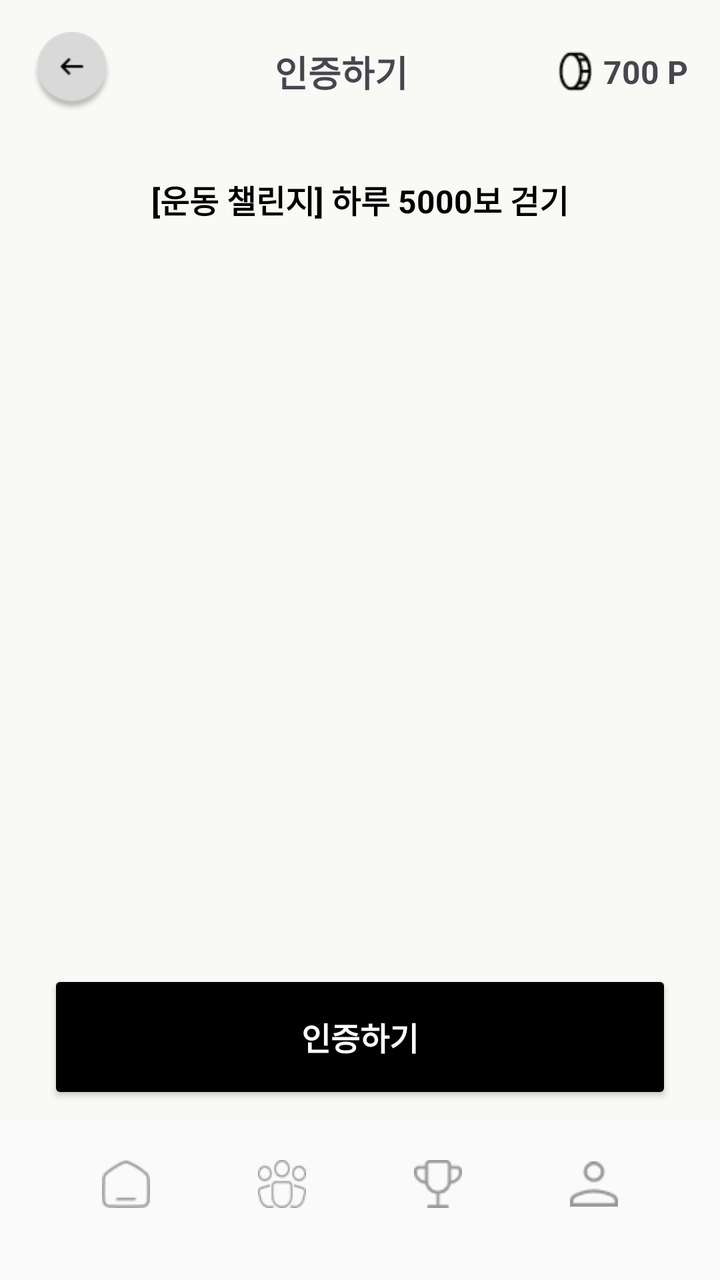
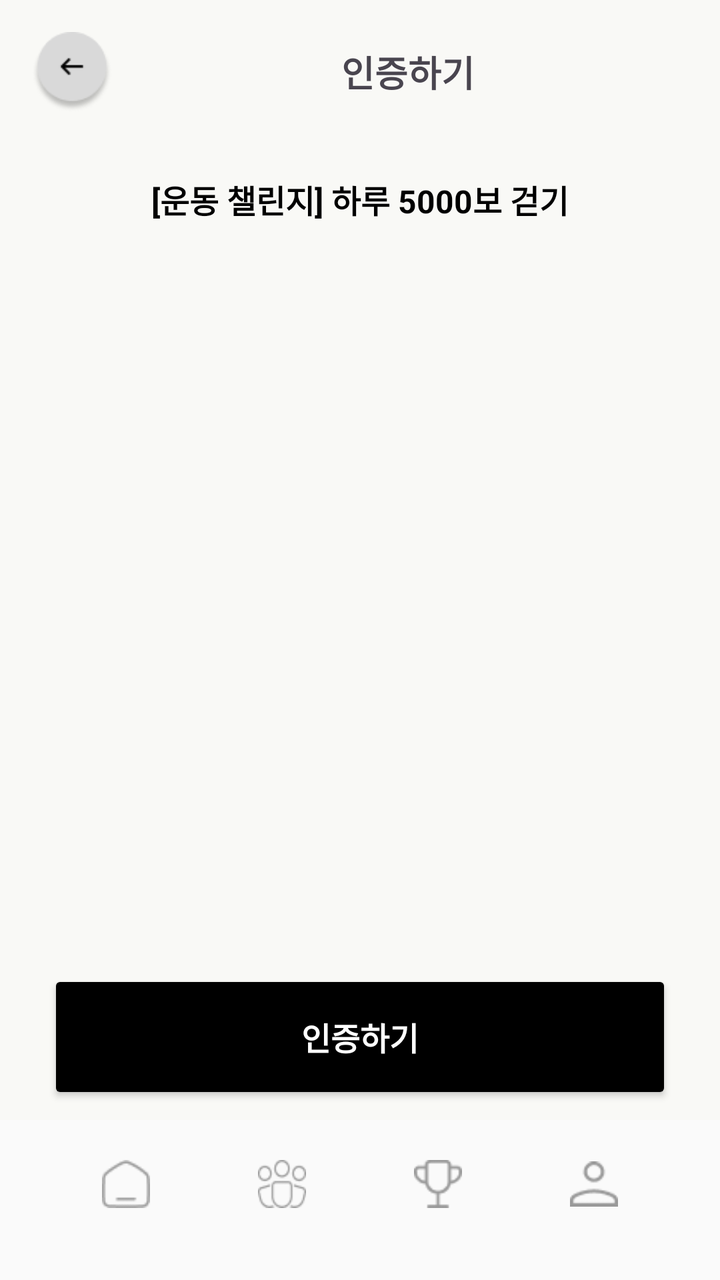

Screens rendered from an Android XML layout before and after an edit, with the pre-edit source and the edit as a unified diff.
<!-- AndroidManifest.xml: application theme Theme.IT_contest -->
<!-- res/layout/challenge_verification.xml -->
<?xml version="1.0" encoding="utf-8"?>
<androidx.constraintlayout.widget.ConstraintLayout
    xmlns:android="http://schemas.android.com/apk/res/android"
    xmlns:app="http://schemas.android.com/apk/res-auto"
    android:layout_width="match_parent"
    android:layout_height="match_parent"
    android:background="#F9F9F6">

    
    <LinearLayout
        android:id="@+id/top_bar"
        android:layout_width="match_parent"
        android:layout_height="wrap_content"
        android:orientation="horizontal"
        android:padding="16dp"
        android:gravity="center_vertical"
        app:layout_constraintTop_toTopOf="parent">

        <ImageButton
            android:id="@+id/back_button"
            android:layout_width="40dp"
            android:layout_height="40dp"
            android:background="@drawable/ic_back"
            android:scaleType="centerInside"
            android:layout_marginEnd="8dp" />

        <TextView
            android:id="@+id/top_title"
            android:layout_width="0dp"
            android:layout_height="wrap_content"
            android:layout_weight="1"
            android:text="인증하기"
            android:textSize="18sp"
            android:textStyle="bold"
            android:gravity="center" />

        <LinearLayout
            android:id="@+id/point_container"
            android:layout_width="wrap_content"
            android:layout_height="wrap_content"
            android:orientation="horizontal"
            android:gravity="center_vertical">

            <ImageView
                android:layout_width="20dp"
                android:layout_height="20dp"
                android:src="@drawable/ic_point" />

            <TextView
                android:id="@+id/point"
                android:layout_width="wrap_content"
                android:layout_height="wrap_content"
                android:text="700 P"
                android:textSize="16sp"
                android:textStyle="bold"
                android:layout_marginStart="4dp" />
        </LinearLayout>

    </LinearLayout>

    
    <ScrollView
        android:id="@+id/scrollContainer"
        android:layout_width="0dp"
        android:layout_height="0dp"
        android:fillViewport="true"
        app:layout_constraintTop_toBottomOf="@id/top_bar"
        app:layout_constraintBottom_toTopOf="@id/confirm_button"
        app:layout_constraintStart_toStartOf="parent"
        app:layout_constraintEnd_toEndOf="parent">

        <LinearLayout
            android:layout_width="match_parent"
            android:layout_height="wrap_content"
            android:orientation="vertical"
            android:padding="16dp">

            <TextView
                android:id="@+id/subtitle"
                android:layout_width="match_parent"
                android:layout_height="wrap_content"
                android:text="[운동 챌린지] 하루 5000보 걷기"
                android:textSize="16sp"
                android:textStyle="bold"
                android:textColor="#000000"
                android:gravity="center"
                android:layout_marginBottom="16dp" />

            
            <GridLayout
                android:id="@+id/dayGrid"
                android:layout_width="match_parent"
                android:layout_height="wrap_content"
                android:columnCount="4"
                android:rowCount="7"
                android:alignmentMode="alignMargins"
                android:rowOrderPreserved="false"
                android:layout_gravity="center"
                android:useDefaultMargins="true" />
        </LinearLayout>
    </ScrollView>

    
    <Button
        android:id="@+id/confirm_button"
        android:layout_width="0dp"
        android:layout_height="67dp"
        android:text="인증하기"
        android:textSize="16sp"
        android:textStyle="bold"
        android:textColor="@android:color/white"
        android:backgroundTint="#000000"
        android:layout_marginStart="24dp"
        android:layout_marginEnd="24dp"
        android:layout_marginBottom="8dp"
        app:layout_constraintBottom_toTopOf="@id/include_bottom_nav"
        app:layout_constraintStart_toStartOf="parent"
        app:layout_constraintEnd_toEndOf="parent"
        app:cornerRadius="16dp" />

    
    <include
        android:id="@+id/include_bottom_nav"
        layout="@layout/bottom_navigation_main"
        android:layout_width="0dp"
        android:layout_height="wrap_content"
        app:layout_constraintBottom_toBottomOf="parent"
        app:layout_constraintStart_toStartOf="parent"
        app:layout_constraintEnd_toEndOf="parent" />
</androidx.constraintlayout.widget.ConstraintLayout>
<!-- res/layout/bottom_navigation_main.xml (included above) -->
<?xml version="1.0" encoding="utf-8"?>
<androidx.constraintlayout.widget.ConstraintLayout
    xmlns:android="http://schemas.android.com/apk/res/android"
    xmlns:app="http://schemas.android.com/apk/res-auto"
    android:layout_width="match_parent"
    android:layout_height="match_parent"
    android:background="#FFFAFAFA">

    
    <LinearLayout
        android:id="@+id/bottom_bar"
        android:layout_width="match_parent"
        android:layout_height="wrap_content"
        android:layout_margin="16dp"
        android:orientation="horizontal"
        android:paddingVertical="20dp"
        android:paddingHorizontal="8dp"
        android:gravity="center"
        android:clipToOutline="true"
        android:elevation="4dp"
        app:layout_constraintBottom_toBottomOf="parent"
        app:layout_constraintStart_toStartOf="parent"
        app:layout_constraintEnd_toEndOf="parent">

        
        <LinearLayout
            android:id="@+id/menu_home"
            android:layout_width="0dp"
            android:layout_height="wrap_content"
            android:layout_weight="1"
            android:orientation="vertical"
            android:gravity="center">

            <ImageView
                android:id="@+id/icon_home"
                android:layout_width="24dp"
                android:layout_height="24dp"
                android:src="@drawable/ic_home"
                android:contentDescription="홈 아이콘"
                app:tint="#999999" />

            <TextView
                android:id="@+id/text_home"
                android:layout_width="wrap_content"
                android:layout_height="wrap_content"
                android:text="HOME"
                android:textSize="12sp"
                android:textStyle="bold"
                android:textColor="#000000"
                android:layout_marginTop="4dp"
                android:visibility="gone" />
        </LinearLayout>

        
        <LinearLayout
            android:id="@+id/menu_community"
            android:layout_width="0dp"
            android:layout_height="wrap_content"
            android:layout_weight="1"
            android:orientation="vertical"
            android:gravity="center">

            <ImageView
                android:id="@+id/icon_community"
                android:layout_width="24dp"
                android:layout_height="24dp"
                android:src="@drawable/ic_community"
                android:contentDescription="커뮤니티 아이콘"
                app:tint="#999999" />

            <TextView
                android:id="@+id/text_community"
                android:layout_width="wrap_content"
                android:layout_height="wrap_content"
                android:text="COMMUNITY"
                android:textSize="12sp"
                android:textStyle="bold"
                android:textColor="#000000"
                android:layout_marginTop="4dp"
                android:visibility="gone" />
        </LinearLayout>

        
        <LinearLayout
            android:id="@+id/menu_challenge"
            android:layout_width="0dp"
            android:layout_height="wrap_content"
            android:layout_weight="1"
            android:orientation="vertical"
            android:gravity="center">

            <ImageView
                android:id="@+id/icon_challenge"
                android:layout_width="24dp"
                android:layout_height="24dp"
                android:src="@drawable/ic_challenge"
                android:contentDescription="챌린지 아이콘"
                app:tint="#999999" />

            <TextView
                android:id="@+id/text_challenge"
                android:layout_width="wrap_content"
                android:layout_height="wrap_content"
                android:text="CHALLENGE"
                android:textSize="12sp"
                android:textStyle="bold"
                android:textColor="#000000"
                android:layout_marginTop="4dp"
                android:visibility="gone" />
        </LinearLayout>

        
        <LinearLayout
            android:id="@+id/menu_my"
            android:layout_width="0dp"
            android:layout_height="wrap_content"
            android:layout_weight="1"
            android:orientation="vertical"
            android:gravity="center">

            <ImageView
                android:id="@+id/icon_my"
                android:layout_width="24dp"
                android:layout_height="24dp"
                android:src="@drawable/ic_my"
                android:contentDescription="마이 아이콘"
                app:tint="#999999" />

            <TextView
                android:id="@+id/text_my"
                android:layout_width="wrap_content"
                android:layout_height="wrap_content"
                android:text="MY"
                android:textSize="12sp"
                android:textStyle="bold"
                android:textColor="#000000"
                android:layout_marginTop="4dp"
                android:visibility="gone" />
        </LinearLayout>

    </LinearLayout>


</androidx.constraintlayout.widget.ConstraintLayout>
<!-- resources referenced by this layout -->
<resources>
  <!-- drawable ic_back: png bitmap (drawable, 2472 bytes) -->
  <!-- drawable ic_challenge: png bitmap (drawable, 471 bytes) -->
  <!-- drawable ic_community: png bitmap (drawable, 754 bytes) -->
  <!-- drawable ic_home: png bitmap (drawable, 422 bytes) -->
  <!-- drawable ic_my: png bitmap (drawable, 460 bytes) -->
  <!-- drawable ic_point: png bitmap (drawable, 475 bytes) -->
  <style name="Theme.IT_contest" parent="Base.Theme.IT_contest" />
  <style name="Base.Theme.IT_contest" parent="Theme.Material3.DayNight.NoActionBar">
          
          
      </style>
</resources>

<!-- the commit's change to res/layout/challenge_verification.xml (unified diff, before → after) -->
@@ -41,19 +41,7 @@
             android:orientation="horizontal"
             android:gravity="center_vertical">
 
-            <ImageView
-                android:layout_width="20dp"
-                android:layout_height="20dp"
-                android:src="@drawable/ic_point" />
-
-            <TextView
-                android:id="@+id/point"
-                android:layout_width="wrap_content"
-                android:layout_height="wrap_content"
-                android:text="700 P"
-                android:textSize="16sp"
-                android:textStyle="bold"
-                android:layout_marginStart="4dp" />
+
         </LinearLayout>
 
     </LinearLayout>
<!-- resource entries referenced after the edit -->
@@ -5,7 +5,6 @@
   <!-- drawable ic_community: png bitmap (drawable, 754 bytes) -->
   <!-- drawable ic_home: png bitmap (drawable, 422 bytes) -->
   <!-- drawable ic_my: png bitmap (drawable, 460 bytes) -->
-  <!-- drawable ic_point: png bitmap (drawable, 475 bytes) -->
   <style name="Theme.IT_contest" parent="Base.Theme.IT_contest" />
   <style name="Base.Theme.IT_contest" parent="Theme.Material3.DayNight.NoActionBar">
           
